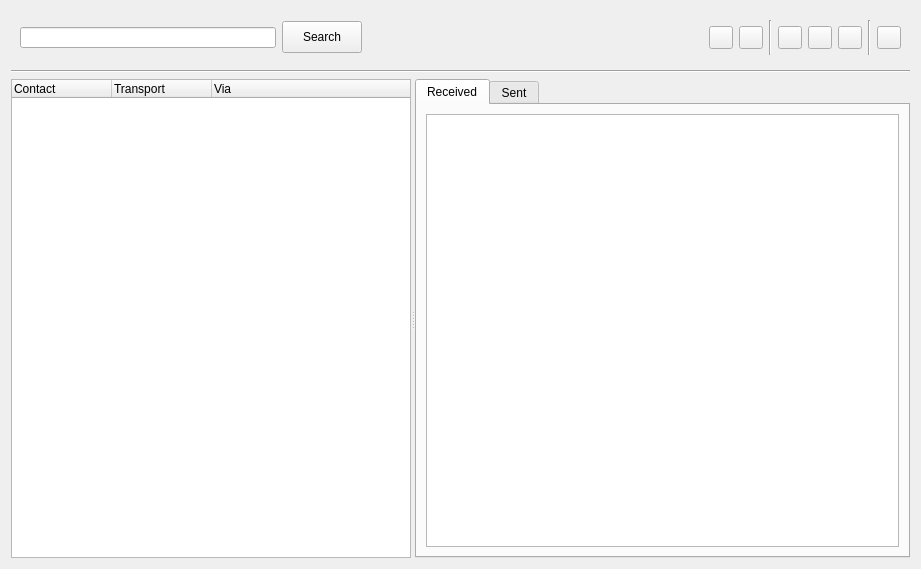
Open-Transactions/Moneychanger, file src/gui/ui/payments.ui: the form before one commit.
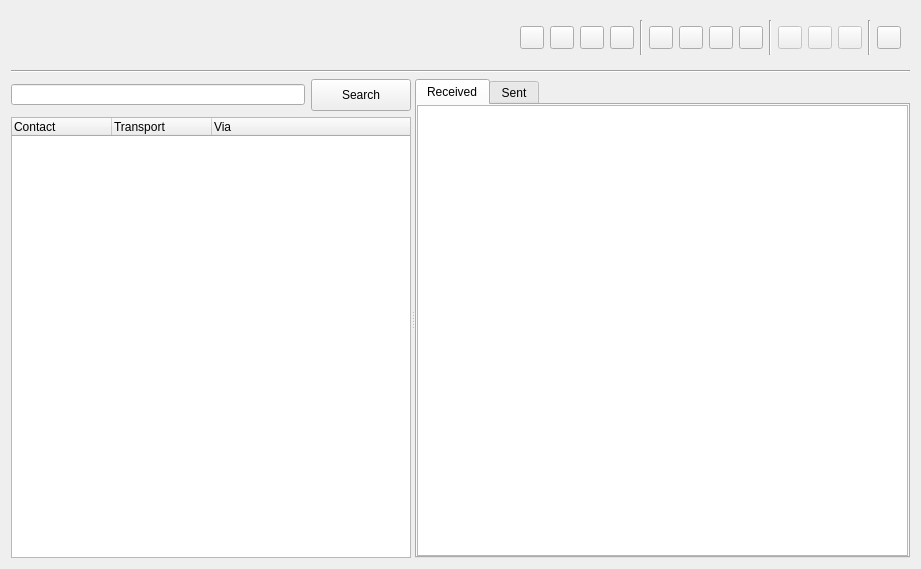
The form after the commit.

Commit message: Finished first draft of payments screen.

Patch:
```diff
--- a/src/gui/ui/payments.ui
+++ b/src/gui/ui/payments.ui
@@ -13,52 +13,10 @@
   <property name="windowTitle">
    <string>Payments</string>
   </property>
-  <layout class="QVBoxLayout" name="verticalLayout_9" stretch="1,1,9">
+  <layout class="QVBoxLayout" name="verticalLayout_2" stretch="1,1,9">
    <item>
     <widget class="QWidget" name="userBar" native="true">
-     <layout class="QHBoxLayout" name="horizontalLayout_4">
-      <item>
-       <layout class="QHBoxLayout" name="horizontalLayout_5">
-        <item>
-         <widget class="QLineEdit" name="lineEdit">
-          <property name="minimumSize">
-           <size>
-            <width>0</width>
-            <height>21</height>
-           </size>
-          </property>
-          <property name="maximumSize">
-           <size>
-            <width>16777215</width>
-            <height>21</height>
-           </size>
-          </property>
-          <property name="clearButtonEnabled">
-           <bool>true</bool>
-          </property>
-         </widget>
-        </item>
-        <item>
-         <widget class="QPushButton" name="pushButtonSearch">
-          <property name="minimumSize">
-           <size>
-            <width>0</width>
-            <height>32</height>
-           </size>
-          </property>
-          <property name="maximumSize">
-           <size>
-            <width>16777215</width>
-            <height>32</height>
-           </size>
-          </property>
-          <property name="text">
-           <string>Search</string>
-          </property>
-         </widget>
-        </item>
-       </layout>
-      </item>
+     <layout class="QHBoxLayout" name="horizontalLayout_2">
       <item>
        <spacer name="horizontalSpacer_3">
         <property name="orientation">
@@ -73,7 +31,7 @@
        </spacer>
       </item>
       <item>
-       <layout class="QHBoxLayout" name="horizontalLayout_6">
+       <layout class="QHBoxLayout" name="horizontalLayout">
         <item>
          <widget class="QToolButton" name="toolButtonPay">
           <property name="text">
@@ -81,6 +39,41 @@
           </property>
          </widget>
         </item>
+        <item>
+         <widget class="QToolButton" name="toolButtonRequest">
+          <property name="text">
+           <string/>
+          </property>
+         </widget>
+        </item>
+        <item>
+         <widget class="QToolButton" name="toolButtonPending">
+          <property name="text">
+           <string/>
+          </property>
+         </widget>
+        </item>
+        <item>
+         <widget class="QToolButton" name="toolButtonImport">
+          <property name="text">
+           <string/>
+          </property>
+         </widget>
+        </item>
+        <item>
+         <widget class="Line" name="line_7">
+          <property name="orientation">
+           <enum>Qt::Vertical</enum>
+          </property>
+         </widget>
+        </item>
+        <item>
+         <widget class="QToolButton" name="toolButtonMessages">
+          <property name="text">
+           <string/>
+          </property>
+         </widget>
+        </item>
         <item>
          <widget class="QToolButton" name="toolButtonContacts">
           <property name="text">
@@ -88,6 +81,20 @@
           </property>
          </widget>
         </item>
+        <item>
+         <widget class="QToolButton" name="toolButtonExchange">
+          <property name="text">
+           <string/>
+          </property>
+         </widget>
+        </item>
+        <item>
+         <widget class="QToolButton" name="toolButtonSecrets">
+          <property name="text">
+           <string/>
+          </property>
+         </widget>
+        </item>
         <item>
          <widget class="Line" name="line_4">
           <property name="orientation">
@@ -97,6 +104,9 @@
         </item>
         <item>
          <widget class="QToolButton" name="toolButtonReply">
+          <property name="enabled">
+           <bool>false</bool>
+          </property>
           <property name="text">
            <string/>
           </property>
@@ -104,6 +114,9 @@
         </item>
         <item>
          <widget class="QToolButton" name="toolButtonForward">
+          <property name="enabled">
+           <bool>false</bool>
+          </property>
           <property name="text">
            <string/>
           </property>
@@ -111,6 +124,9 @@
         </item>
         <item>
          <widget class="QToolButton" name="toolButtonDelete">
+          <property name="enabled">
+           <bool>false</bool>
+          </property>
           <property name="text">
            <string/>
           </property>
@@ -143,44 +159,125 @@
     </widget>
    </item>
    <item>
-    <widget class="QSplitter" name="splitter_3">
+    <widget class="QSplitter" name="splitter">
      <property name="orientation">
       <enum>Qt::Horizontal</enum>
      </property>
-     <widget class="QTreeWidget" name="treeWidget">
-      <property name="sizePolicy">
-       <sizepolicy hsizetype="Minimum" vsizetype="Expanding">
-        <horstretch>0</horstretch>
-        <verstretch>0</verstretch>
-       </sizepolicy>
-      </property>
-      <property name="minimumSize">
-       <size>
-        <width>200</width>
-        <height>0</height>
-       </size>
-      </property>
+     <widget class="QFrame" name="frame">
       <property name="maximumSize">
        <size>
         <width>400</width>
         <height>16777215</height>
        </size>
       </property>
-      <column>
-       <property name="text">
-        <string>Contact</string>
+      <property name="frameShape">
+       <enum>QFrame::NoFrame</enum>
+      </property>
+      <property name="frameShadow">
+       <enum>QFrame::Plain</enum>
+      </property>
+      <property name="lineWidth">
+       <number>0</number>
+      </property>
+      <layout class="QVBoxLayout" name="verticalLayout">
+       <property name="leftMargin">
+        <number>0</number>
        </property>
-      </column>
-      <column>
-       <property name="text">
-        <string>Transport</string>
+       <property name="topMargin">
+        <number>0</number>
        </property>
-      </column>
-      <column>
-       <property name="text">
-        <string>Via</string>
+       <property name="rightMargin">
+        <number>0</number>
        </property>
-      </column>
+       <property name="bottomMargin">
+        <number>0</number>
+       </property>
+       <item>
+        <layout class="QHBoxLayout" name="horizontalLayout_5">
+         <item>
+          <widget class="QLineEdit" name="lineEdit">
+           <property name="minimumSize">
+            <size>
+             <width>0</width>
+             <height>21</height>
+            </size>
+           </property>
+           <property name="maximumSize">
+            <size>
+             <width>360</width>
+             <height>21</height>
+            </size>
+           </property>
+           <property name="clearButtonEnabled">
+            <bool>true</bool>
+           </property>
+          </widget>
+         </item>
+         <item>
+          <widget class="QPushButton" name="pushButtonSearch">
+           <property name="sizePolicy">
+            <sizepolicy hsizetype="Expanding" vsizetype="Fixed">
+             <horstretch>0</horstretch>
+             <verstretch>0</verstretch>
+            </sizepolicy>
+           </property>
+           <property name="minimumSize">
+            <size>
+             <width>0</width>
+             <height>32</height>
+            </size>
+           </property>
+           <property name="maximumSize">
+            <size>
+             <width>100</width>
+             <height>32</height>
+            </size>
+           </property>
+           <property name="text">
+            <string>Search</string>
+           </property>
+          </widget>
+         </item>
+        </layout>
+       </item>
+       <item>
+        <widget class="QTreeWidget" name="treeWidget">
+         <property name="sizePolicy">
+          <sizepolicy hsizetype="Minimum" vsizetype="Expanding">
+           <horstretch>0</horstretch>
+           <verstretch>0</verstretch>
+          </sizepolicy>
+         </property>
+         <property name="minimumSize">
+          <size>
+           <width>200</width>
+           <height>0</height>
+          </size>
+         </property>
+         <property name="maximumSize">
+          <size>
+           <width>400</width>
+           <height>16777215</height>
+          </size>
+         </property>
+         <column>
+          <property name="text">
+           <string>Contact</string>
+          </property>
+         </column>
+         <column>
+          <property name="text">
+           <string>Transport</string>
+          </property>
+         </column>
+         <column>
+          <property name="text">
+           <string>Via</string>
+          </property>
+         </column>
+        </widget>
+       </item>
+      </layout>
      </widget>
      <widget class="QTabWidget" name="tabWidget">
       <property name="tabShape">
@@ -194,6 +291,18 @@
         <string>Received</string>
        </attribute>
        <layout class="QVBoxLayout" name="verticalLayoutReceived">
+        <property name="leftMargin">
+         <number>0</number>
+        </property>
+        <property name="topMargin">
+         <number>0</number>
+        </property>
+        <property name="rightMargin">
+         <number>0</number>
+        </property>
+        <property name="bottomMargin">
+         <number>0</number>
+        </property>
         <item>
          <widget class="QTableView" name="tableViewReceived"/>
         </item>
@@ -204,6 +313,18 @@
         <string>Sent</string>
        </attribute>
        <layout class="QVBoxLayout" name="verticalLayoutSent">
+        <property name="leftMargin">
+         <number>0</number>
+        </property>
+        <property name="topMargin">
+         <number>0</number>
+        </property>
+        <property name="rightMargin">
+         <number>0</number>
+        </property>
+        <property name="bottomMargin">
+         <number>0</number>
+        </property>
         <item>
          <widget class="QTableView" name="tableViewSent"/>
         </item>
```
The commit also changes 21 other files.
